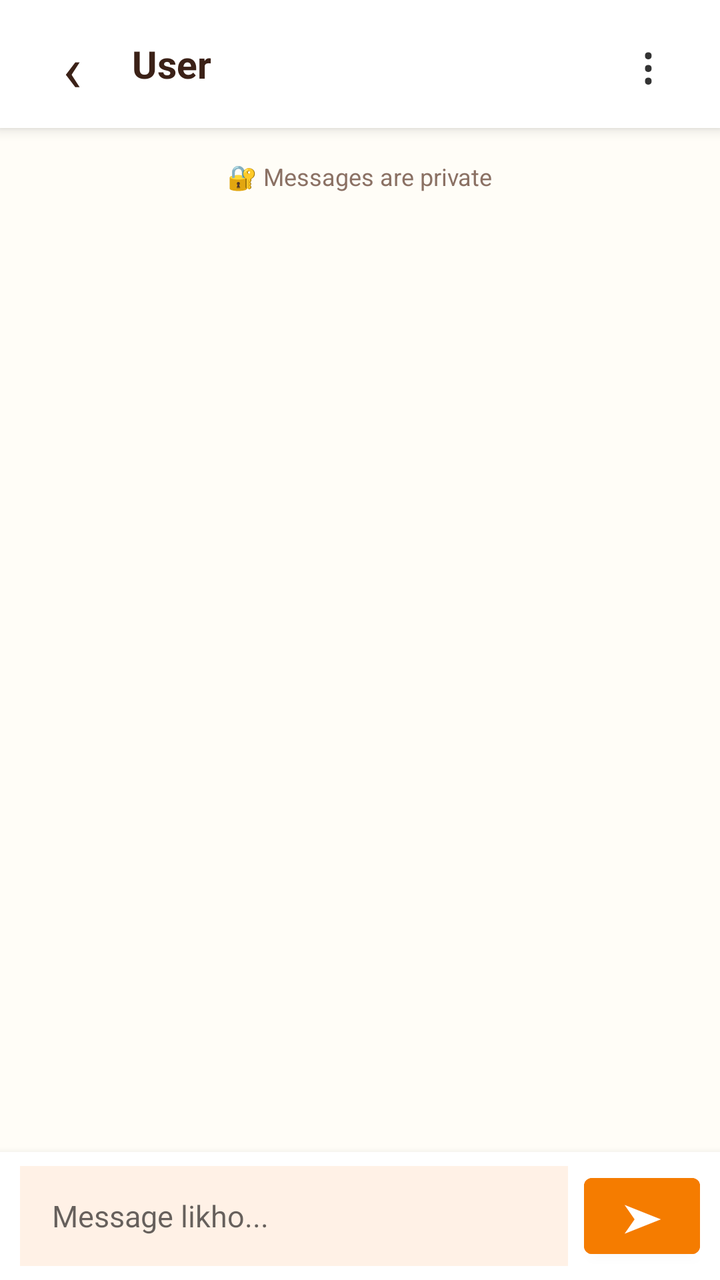
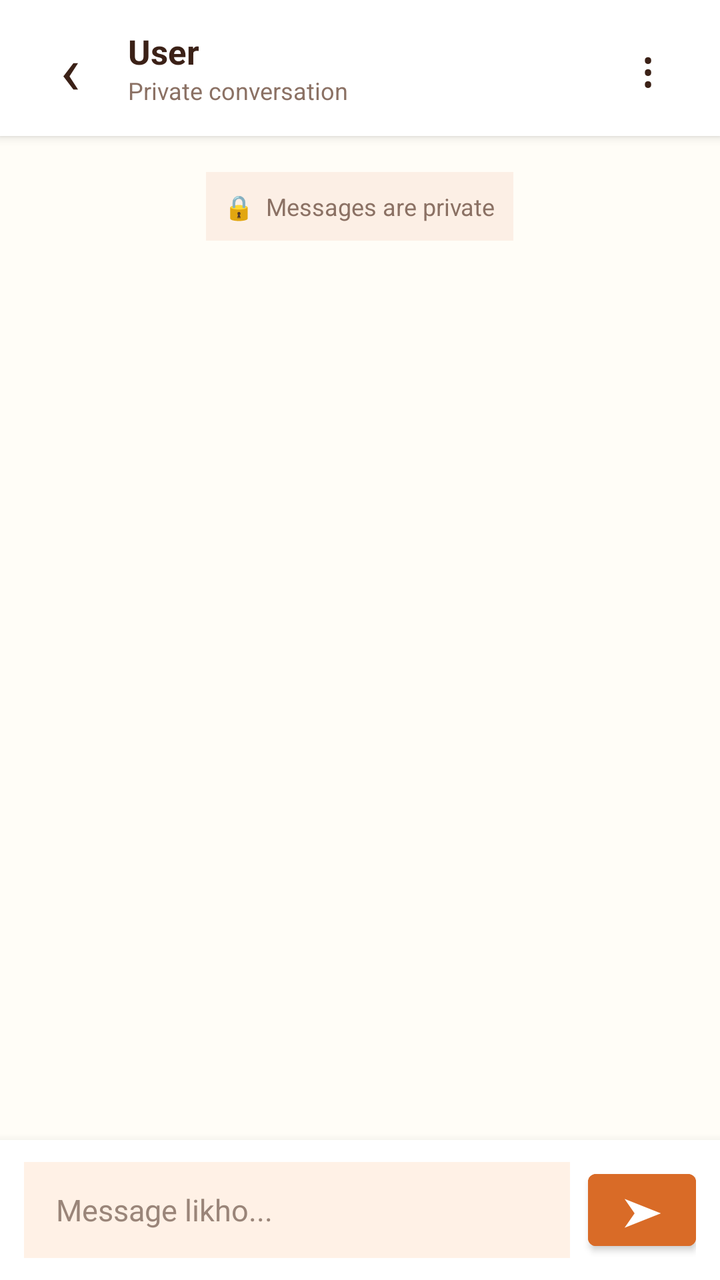

Screens rendered from an Android XML layout before and after an edit, with the pre-edit source and the edit as a unified diff.
<!-- AndroidManifest.xml: application theme Theme.SanskritiSathi -->
<!-- res/layout/activity_one_to_one_chat.xml -->
<?xml version="1.0" encoding="utf-8"?>
<LinearLayout
    xmlns:android="http://schemas.android.com/apk/res/android"
    android:layout_width="match_parent"
    android:layout_height="match_parent"
    android:orientation="vertical"
    android:background="#FFFDF7"
    android:clipToPadding="false"
>

    

    <LinearLayout
        android:layout_width="match_parent"
        android:layout_height="64dp"
        android:gravity="center_vertical"
        android:paddingStart="16dp"
        android:paddingEnd="16dp"
        android:background="#FFFFFF"
        android:elevation="4dp">

        <TextView
            android:layout_width="40dp"
            android:layout_height="40dp"
            android:gravity="center"
            android:text="‹"
            android:textSize="32sp"
            android:textColor="#3B2117"/>

        <TextView
            android:id="@+id/chatUsernameText"
            android:layout_width="0dp"
            android:layout_height="wrap_content"
            android:layout_weight="1"
            android:layout_marginStart="10dp"
            android:text="User"
            android:textSize="19sp"
            android:textStyle="bold"
            android:textColor="#3B2117"/>

        <TextView
            android:layout_width="40dp"
            android:layout_height="40dp"
            android:gravity="center"
            android:text="⋮"
            android:textSize="26sp"
            android:textColor="#333333"/>

    </LinearLayout>


    

    <ScrollView
        android:layout_width="match_parent"
        android:layout_height="0dp"
        android:layout_weight="1"
        android:fillViewport="true">

        <LinearLayout
            android:id="@+id/messagesContainer"
            android:layout_width="match_parent"
            android:layout_height="wrap_content"
            android:orientation="vertical"
            android:padding="16dp">

            <TextView
                android:layout_width="wrap_content"
                android:layout_height="wrap_content"
                android:layout_gravity="center"
                android:layout_marginBottom="16dp"
                android:text="🔐 Messages are private"
                android:textSize="12sp"
                android:textColor="#8B7164"/>

        </LinearLayout>

    </ScrollView>


    

    <LinearLayout
        android:layout_width="match_parent"
        android:layout_height="64dp"
        android:gravity="center_vertical"
        android:paddingStart="10dp"
        android:paddingEnd="10dp"
        android:background="#FFFFFF"
        android:elevation="6dp">

        <EditText
            android:id="@+id/messageInput"
            android:layout_width="0dp"
            android:layout_height="50dp"
            android:layout_weight="1"
            android:hint="Message likho..."
            android:textSize="15sp"
            android:paddingStart="16dp"
            android:paddingEnd="16dp"
            android:background="#FFF1E6"
            android:singleLine="true"/>

        <Button
            android:id="@+id/sendButton"
            android:layout_width="58dp"
            android:layout_height="50dp"
            android:layout_marginStart="8dp"
            android:text="➤"
            android:textSize="20sp"
            android:textColor="#FFFFFF"
            android:backgroundTint="#F57C00"/>

    </LinearLayout>

</LinearLayout>
<!-- resources referenced by this layout -->
<resources>
  <style name="Theme.SanskritiSathi" parent="Theme.MaterialComponents.DayNight.NoActionBar">
  
          <item name="android:fontFamily">sans-serif</item>
  
          
          <item name="android:statusBarColor">#0F111A</item>
          <item name="android:windowLightStatusBar">false</item>
  
          <item name="android:navigationBarColor">#1A1D2B</item>
  
          <item name="android:windowActionModeOverlay">true</item>
          <item name="android:windowNoTitle">true</item>
  
          <item name="android:windowBackground">#0F111A</item>
  
          <item name="android:textColorPrimary">#FFFFFF</item>
          <item name="android:textColorSecondary">#A0A5B5</item>
  
      </style>
</resources>

<!-- the commit's change to res/layout/activity_one_to_one_chat.xml (unified diff, before → after) -->
@@ -1,116 +1,130 @@
 <?xml version="1.0" encoding="utf-8"?>
-<LinearLayout
-    xmlns:android="http://schemas.android.com/apk/res/android"
+<LinearLayout xmlns:android="http://schemas.android.com/apk/res/android"
     android:layout_width="match_parent"
     android:layout_height="match_parent"
     android:orientation="vertical"
     android:background="#FFFDF7"
-    android:clipToPadding="false"
->
-
-    
+    android:fitsSystemWindows="true">
 
     <LinearLayout
         android:layout_width="match_parent"
-        android:layout_height="64dp"
+        android:layout_height="68dp"
         android:gravity="center_vertical"
-        android:paddingStart="16dp"
+        android:paddingStart="14dp"
         android:paddingEnd="16dp"
         android:background="#FFFFFF"
-        android:elevation="4dp">
+        android:elevation="3dp">
 
         <TextView
-            android:layout_width="40dp"
-            android:layout_height="40dp"
+            android:layout_width="42dp"
+            android:layout_height="48dp"
             android:gravity="center"
             android:text="‹"
-            android:textSize="32sp"
-            android:textColor="#3B2117"/>
+            android:textSize="34sp"
+            android:textColor="#3B2117"
+            android:contentDescription="Back" />
 
-        <TextView
-            android:id="@+id/chatUsernameText"
+        <LinearLayout
             android:layout_width="0dp"
             android:layout_height="wrap_content"
             android:layout_weight="1"
-            android:layout_marginStart="10dp"
-            android:text="User"
-            android:textSize="19sp"
-            android:textStyle="bold"
-            android:textColor="#3B2117"/>
+            android:layout_marginStart="8dp"
+            android:orientation="vertical">
+
+            <TextView
+                android:id="@+id/chatUsernameText"
+                android:layout_width="wrap_content"
+                android:layout_height="wrap_content"
+                android:text="User"
+                android:textSize="17sp"
+                android:textStyle="bold"
+                android:textColor="#3B2117" />
+
+            <TextView
+                android:layout_width="wrap_content"
+                android:layout_height="wrap_content"
+                android:text="Private conversation"
+                android:textSize="12sp"
+                android:textColor="#8B7164" />
+        </LinearLayout>
 
         <TextView
             android:layout_width="40dp"
             android:layout_height="40dp"
             android:gravity="center"
             android:text="⋮"
-            android:textSize="26sp"
-            android:textColor="#333333"/>
-
+            android:textSize="25sp"
+            android:textColor="#3B2117" />
     </LinearLayout>
-
-
-    
 
     <ScrollView
         android:layout_width="match_parent"
         android:layout_height="0dp"
         android:layout_weight="1"
-        android:fillViewport="true">
+        android:fillViewport="true"
+        android:clipToPadding="false"
+        android:paddingTop="10dp"
+        android:paddingBottom="12dp">
 
         <LinearLayout
             android:id="@+id/messagesContainer"
             android:layout_width="match_parent"
             android:layout_height="wrap_content"
             android:orientation="vertical"
-            android:padding="16dp">
+            android:paddingStart="14dp"
+            android:paddingEnd="14dp">
 
             <TextView
                 android:layout_width="wrap_content"
                 android:layout_height="wrap_content"
                 android:layout_gravity="center"
-                android:layout_marginBottom="16dp"
-                android:text="🔐 Messages are private"
+                android:layout_marginTop="8dp"
+                android:layout_marginBottom="18dp"
+                android:padding="9dp"
+                android:text="🔒  Messages are private"
                 android:textSize="12sp"
-                android:textColor="#8B7164"/>
-
+                android:textColor="#8B7164"
+                android:background="#FCEFE5" />
         </LinearLayout>
-
     </ScrollView>
-
-
-    
 
     <LinearLayout
         android:layout_width="match_parent"
-        android:layout_height="64dp"
+        android:layout_height="wrap_content"
+        android:minHeight="70dp"
         android:gravity="center_vertical"
-        android:paddingStart="10dp"
-        android:paddingEnd="10dp"
+        android:paddingStart="12dp"
+        android:paddingEnd="12dp"
+        android:paddingTop="9dp"
+        android:paddingBottom="9dp"
         android:background="#FFFFFF"
-        android:elevation="6dp">
+        android:elevation="8dp">
 
         <EditText
             android:id="@+id/messageInput"
             android:layout_width="0dp"
-            android:layout_height="50dp"
+            android:layout_height="48dp"
             android:layout_weight="1"
             android:hint="Message likho..."
             android:textSize="15sp"
+            android:textColor="#3B2117"
+            android:textColorHint="#9A8579"
             android:paddingStart="16dp"
             android:paddingEnd="16dp"
             android:background="#FFF1E6"
-            android:singleLine="true"/>
+            android:singleLine="true"
+            android:maxLength="2000"
+            android:imeOptions="actionSend" />
 
         <Button
             android:id="@+id/sendButton"
-            android:layout_width="58dp"
-            android:layout_height="50dp"
-            android:layout_marginStart="8dp"
+            android:layout_width="54dp"
+            android:layout_height="48dp"
+            android:layout_marginStart="9dp"
             android:text="➤"
             android:textSize="20sp"
             android:textColor="#FFFFFF"
-            android:backgroundTint="#F57C00"/>
-
+            android:backgroundTint="#D96B27"
+            android:contentDescription="Send message" />
     </LinearLayout>
-
 </LinearLayout>
